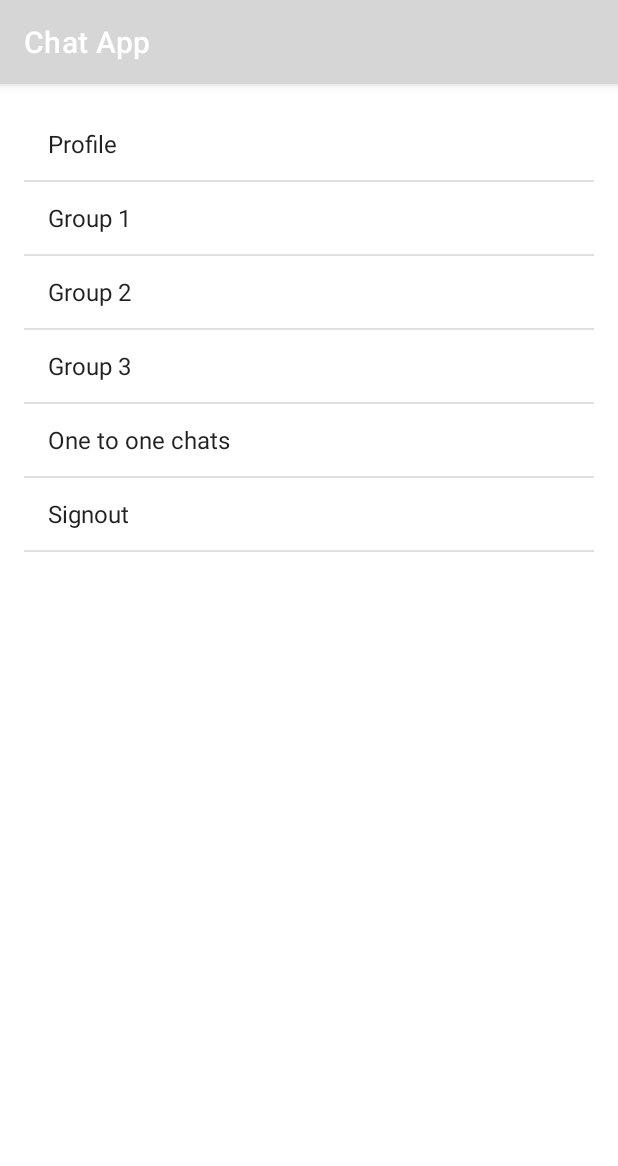
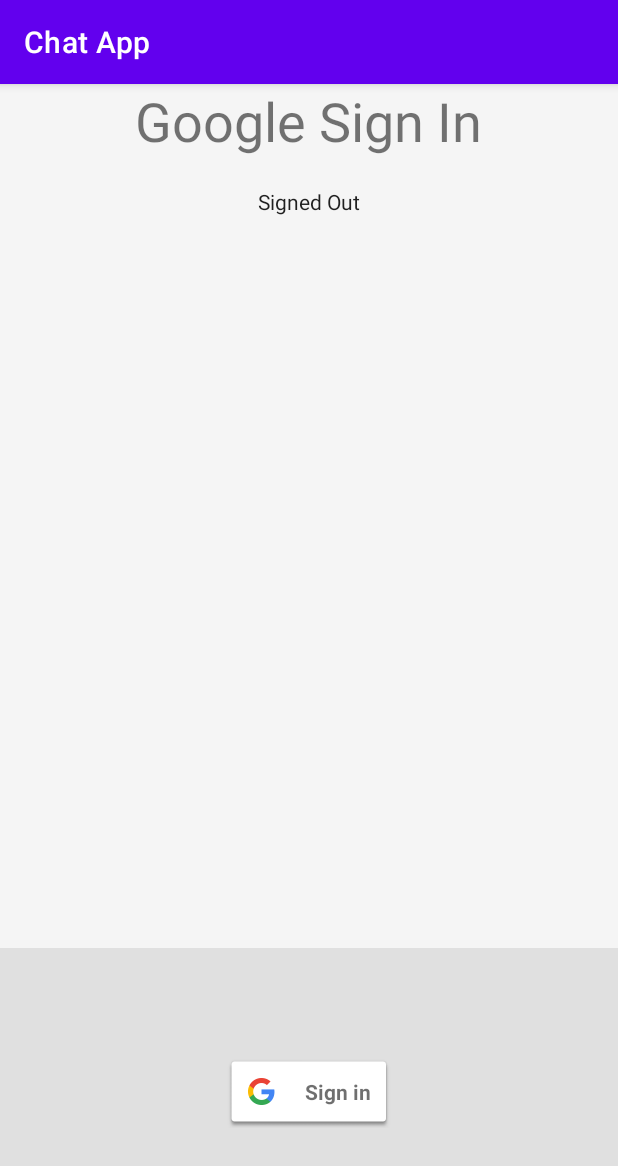
Before and after one commit to Axel-sudo/ChatApp, an Android app: the screen it shows after launch (MainActivity before the commit, GoogleSignInActivity after it), on a phone screen of 412 x 824 dp. Shown: the top 1166 px of the screen. Run offline under Robolectric (Android 15) with nearby library versions, the phone set to English and light mode, and no system bars; our stand-ins replace Firebase (no records; nobody signed in at launch, a user with empty details on screens opened directly).

Commit message:
Google Auth

```diff
--- a/app/src/main/java/com/example/chatapp/GoogleSignInActivity.java
+++ b/app/src/main/java/com/example/chatapp/GoogleSignInActivity.java
@@ -36,6 +36,7 @@ public class GoogleSignInActivity extends BaseActivity implements
         private static final FirebaseDatabase database = FirebaseDatabase.getInstance();
         private static final DatabaseReference myErrorRef = database.getReference().child("errors").child(activityName);
         private Error_class error_class = new Error_class();
+
         private FirebaseAuth mAuth;
         private GoogleSignInClient mGoogleSignInClient;
         private TextView mStatusTextView;
@@ -52,10 +53,13 @@ public class GoogleSignInActivity extends BaseActivity implements
             mDetailTextView = findViewById(R.id.detail);
             findViewById(R.id.signInButton).setOnClickListener(this);
             GoogleSignInOptions gso = new GoogleSignInOptions.Builder(GoogleSignInOptions.DEFAULT_SIGN_IN)
-                    .requestIdToken(getString(R.string.default_web_client_id)).requestEmail()
+                    .requestIdToken(getString(R.string.default_web_client_id))
+                    .requestEmail()
                     .build();
             mGoogleSignInClient = GoogleSignIn.getClient(this, gso);
             mAuth = FirebaseAuth.getInstance();
+
+
         } catch (Exception e) {
             String functionName = Objects.requireNonNull(new Object() {
             }.getClass().getEnclosingMethod()).getName();
--- a/app/src/main/res/values/colors.xml
+++ b/app/src/main/res/values/colors.xml
@@ -6,4 +6,11 @@
     <color name="grey_100">#F5F5F5</color>
     <color name="grey_300">#E0E0E0</color>
     <color name="grey_500">#9E9E9E</color>
+    <color name="purple_200">#FFBB86FC</color>
+    <color name="purple_500">#FF6200EE</color>
+    <color name="purple_700">#FF3700B3</color>
+    <color name="teal_200">#FF03DAC5</color>
+    <color name="teal_700">#FF018786</color>
+    <color name="black">#FF000000</color>
+    <color name="white">#FFFFFFFF</color>
 </resources>
```
Also changed, not shown: app/src/main/AndroidManifest.xml (+10 -6 lines), app/src/main/java/com/example/chatapp/Group.java (+4 -8 lines), app/src/main/java/com/example/chatapp/MainActivity.java (+21 -1 lines).
